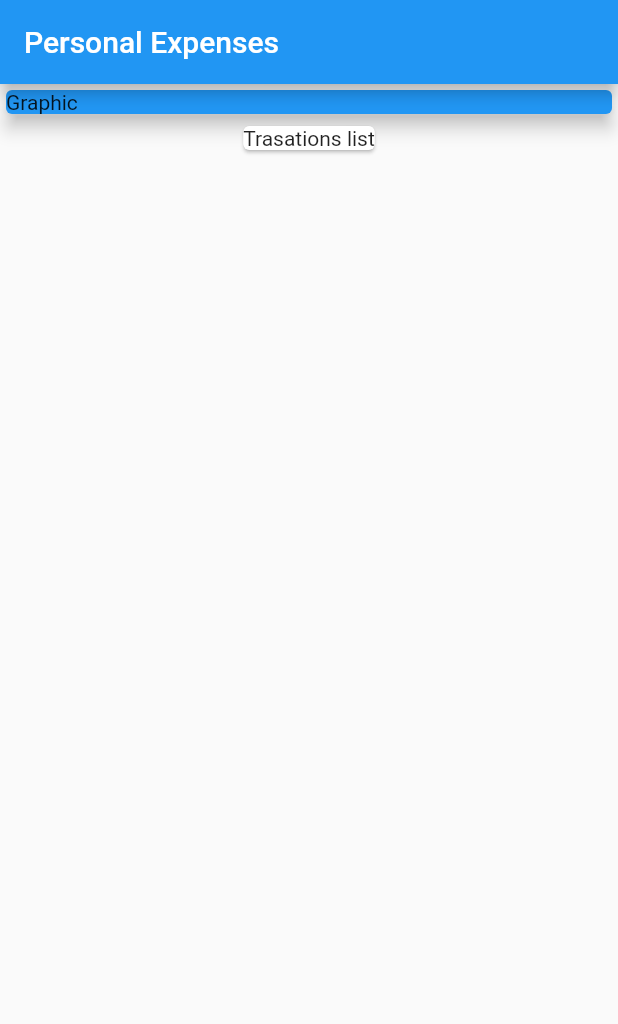
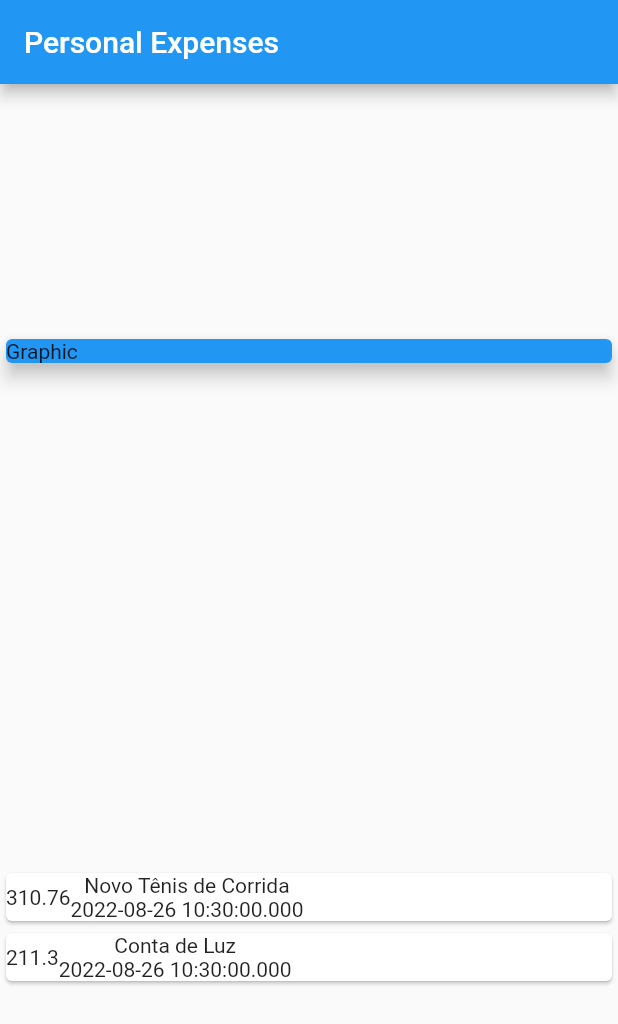
Before and after one commit to cadumeneses/personal_expenses, a Flutter app: the screen it shows after launch, on a phone screen of 412 x 824 dp. Shown: the top 1024 px of the screen. Run offline on Flutter 3.47's test engine with Material 2 defaults, Android fonts, the phone set to English and light mode, and no system bars.

Commit message:
feat: add card

```diff
--- a/lib/main.dart
+++ b/lib/main.dart
@@ -1,18 +1,33 @@
 import 'package:flutter/material.dart';
+import 'models/transaction.dart';
 
-main() => runApp(ExpensesApp());
+main() => runApp(const ExpensesApp());
 
 class ExpensesApp extends StatelessWidget {
   const ExpensesApp({Key? key}) : super(key: key);
 
   @override
   Widget build(BuildContext context) {
-    return const MaterialApp(home: MyHomePage());
+    return MaterialApp(home: MyHomePage());
   }
 }
 
 class MyHomePage extends StatelessWidget {
-  const MyHomePage({Key? key}) : super(key: key);
+  MyHomePage({Key? key}) : super(key: key);
+  final _transactions = [
+    Transaction(
+      id: 't1',
+      title: 'Novo Tênis de Corrida',
+      value: 310.76,
+      date: DateTime.now(),
+    ),
+    Transaction(
+      id: 't2',
+      title: 'Conta de Luz',
+      value: 211.30,
+      date: DateTime.now(),
+    ),
+  ];
 
   @override
   Widget build(BuildContext context) {
@@ -21,18 +36,33 @@ class MyHomePage extends StatelessWidget {
         title: const Text('Personal Expenses'),
       ),
       body: Column(
+        mainAxisAlignment: MainAxisAlignment.spaceAround,
+        crossAxisAlignment: CrossAxisAlignment.stretch,
         children: [
-          SizedBox(
-            width: double.infinity,
+          const SizedBox(
             child: Card(
-              child: Text('Graphic'),
               elevation: 5,
               color: Colors.blue,
+              child: Text('Graphic'),
             ),
           ),
-          Card(
-            child: Text('Trasations list'),
-          )
+          Column(
+            children: _transactions.map((tr) {
+              return Card(
+                child: Row(
+                  children: [
+                    SizedBox(child: Text(tr.value.toString())),
+                    Column(
+                      children: [
+                        Text(tr.title),
+                        Text(tr.date.toString()),
+                      ],
+                    )
+                  ],
+                ),
+              );
+            }).toList(),
+          ),
         ],
       ),
     );
```
